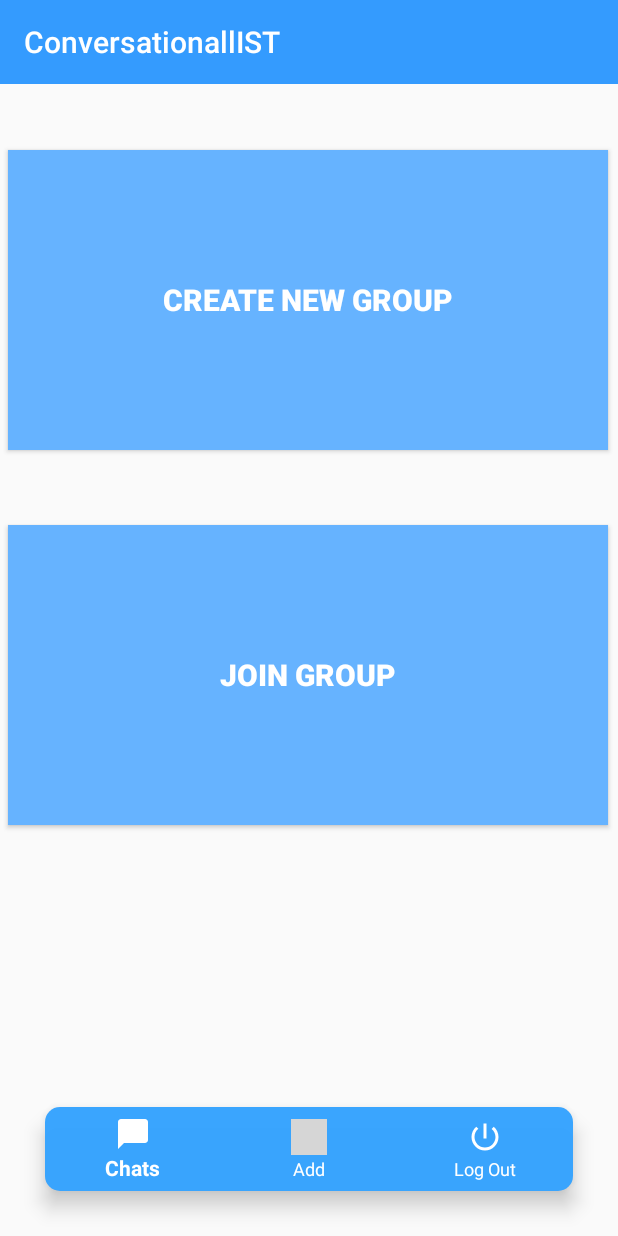
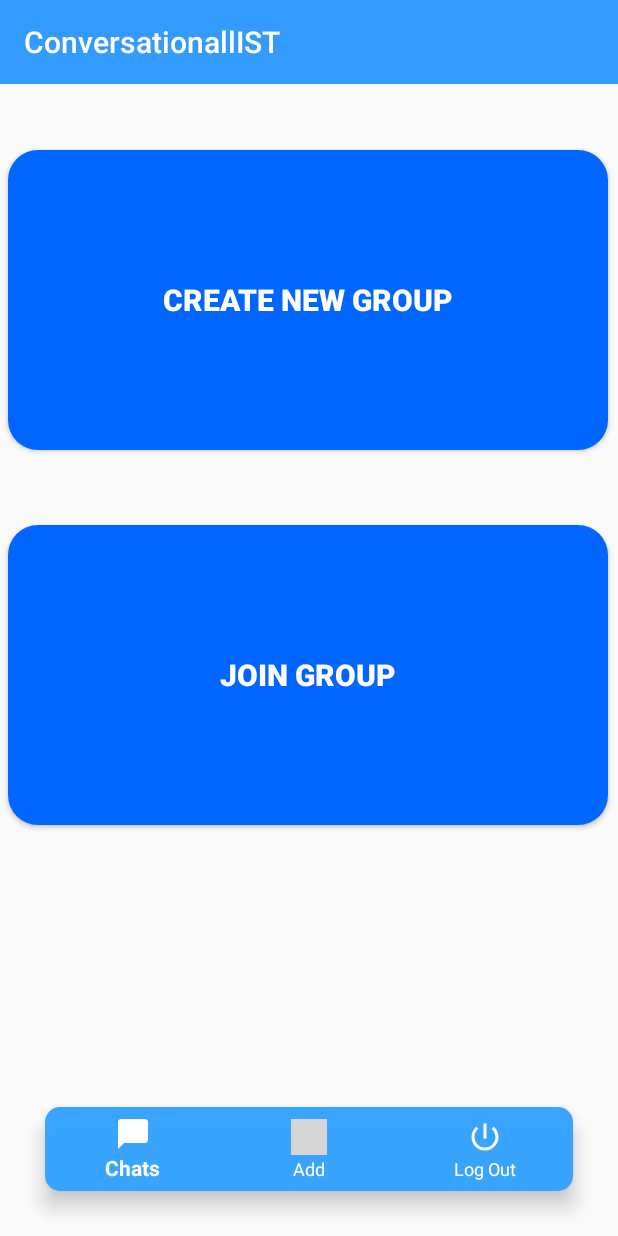
Before and after one commit to DannyIsYog/CMovProject, an Android app: the fragment MoreFragment placed in its activity, on a phone screen of 412 x 824 dp. Run offline under Robolectric (Android 15) with nearby library versions, the light colour scheme and no system bars; grey boxes are pictures that could not be loaded.

Commit message:
Added some more implementation to create the group

```diff
--- /dev/null
+++ b/app/src/main/res/drawable/btn_join_create_group.xml
@@ -0,0 +1,5 @@
+<?xml version="1.0" encoding="utf-8"?>
+<shape xmlns:android="http://schemas.android.com/apk/res/android">
+    <corners android:radius="20dp"/>
+    <solid android:color="@color/dark_blue_ist"/>
+</shape>
--- a/app/src/main/res/layout/activity_login.xml
+++ b/app/src/main/res/layout/activity_login.xml
@@ -22,7 +22,6 @@
         android:layout_height="150dp"
         android:layout_centerHorizontal="true"
         android:layout_marginTop="100dp"
-
         android:src="@drawable/logo" />
 
     <EditText
--- a/app/src/main/res/layout/fragment_more.xml
+++ b/app/src/main/res/layout/fragment_more.xml
@@ -6,26 +6,27 @@
     tools:context=".MoreFragment">
 
 
-    <Button
-        android:id="@+id/btn_createGroup"
+    <androidx.appcompat.widget.AppCompatButton
+
+    android:id="@+id/btn_createGroup"
         android:layout_width="400dp"
         android:layout_height="200dp"
         android:layout_marginStart="5dp"
         android:layout_marginTop="40dp"
-        android:background="@color/blue_ist"
+        android:background="@drawable/btn_join_create_group"
         android:text="Create New Group"
-        android:textColor="@color/white"
+        android:textColor="@color/btn_symbols"
         android:textSize="20dp"
         android:textStyle="bold" />
 
-    <Button
+    <androidx.appcompat.widget.AppCompatButton
         android:id="@+id/btn_joinGroup"
         android:layout_width="400dp"
         android:layout_height="200dp"
         android:layout_marginStart="5dp"
         android:layout_marginTop="290dp"
-        android:textColor="@color/white"
-        android:background="@color/blue_ist"
+        android:textColor="@color/btn_symbols"
+        android:background="@drawable/btn_join_create_group"
         android:text="Join Group"
         android:textSize="20dp"
         android:textStyle="bold"/>
```
Also changed, not shown: app/src/main/java/pt/ulisboa/tecnico/cmov/cmovproject/MoreFragment.java (+65 -0 lines).
